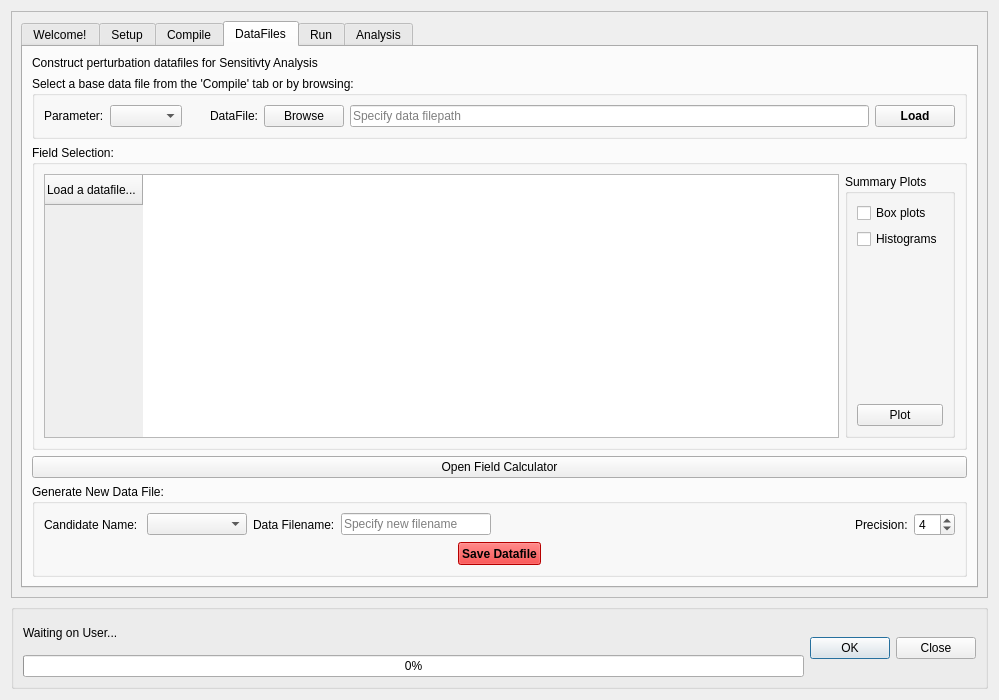
This is canflood/sensi/sensi.ui in NRCan/CanFlood as Qt 5 draws it before an edit. The edited form follows.
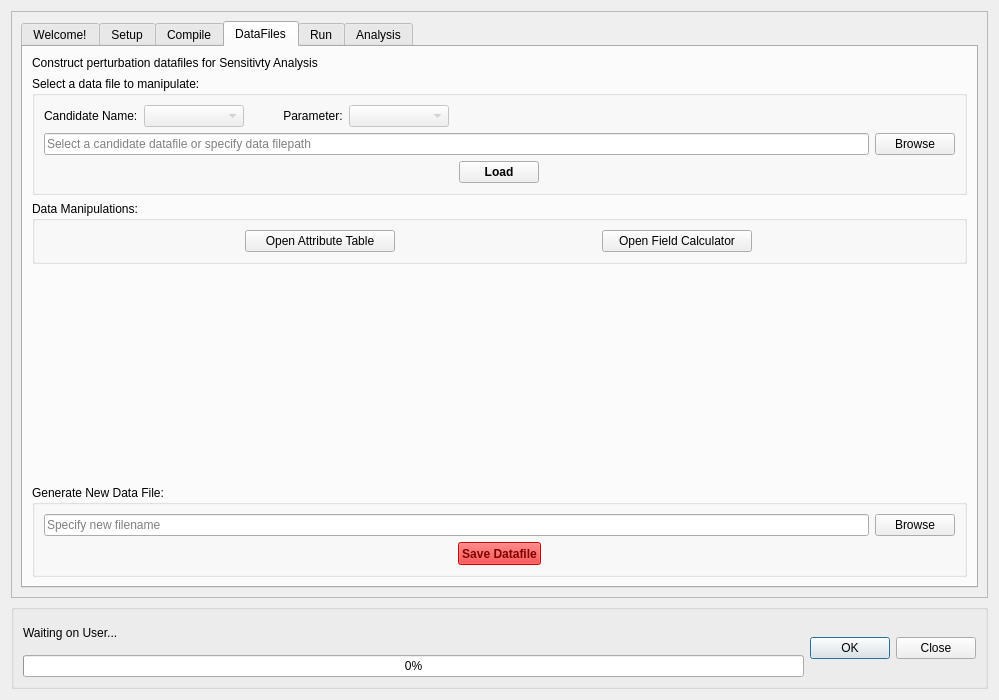
This is the edited form. Icons and pictures are not drawn.

Commit message: sensi ui finishes

Patch:
```diff
--- a/canflood/sensi/sensi.ui
+++ b/canflood/sensi/sensi.ui
@@ -64,7 +64,7 @@
         <x>0</x>
         <y>0</y>
         <width>979</width>
-        <height>593</height>
+        <height>590</height>
        </rect>
       </property>
       <property name="sizePolicy">
@@ -717,57 +717,85 @@
            <item>
             <widget class="QGroupBox" name="groupBox_3">
              <property name="title">
-              <string>Select a base data file from the 'Compile' tab or by browsing:</string>
+              <string>Select a data file to manipulate:</string>
              </property>
-             <layout class="QHBoxLayout" name="horizontalLayout">
+             <layout class="QVBoxLayout" name="verticalLayout_2">
               <item>
-               <widget class="QLabel" name="label_13">
-                <property name="text">
-                 <string>Parameter:</string>
-                </property>
-               </widget>
+               <layout class="QHBoxLayout" name="horizontalLayout_13">
+                <item>
+                 <widget class="QLabel" name="label_10">
+                  <property name="text">
+                   <string>Candidate Name:</string>
+                  </property>
+                 </widget>
+                </item>
+                <item>
+                 <widget class="QComboBox" name="comboBox_DF_candName">
+                  <property name="enabled">
+                   <bool>false</bool>
+                  </property>
+                  <property name="minimumSize">
+                   <size>
+                    <width>100</width>
+                    <height>0</height>
+                   </size>
+                  </property>
+                 </widget>
+                </item>
+                <item>
+                 <widget class="QLabel" name="label_13">
+                  <property name="text">
+                   <string>          Parameter:</string>
+                  </property>
+                 </widget>
+                </item>
+                <item>
+                 <widget class="QComboBox" name="comboBox_DF_par">
+                  <property name="enabled">
+                   <bool>false</bool>
+                  </property>
+                  <property name="minimumSize">
+                   <size>
+                    <width>100</width>
+                    <height>0</height>
+                   </size>
+                  </property>
+                 </widget>
+                </item>
+                <item>
+                 <spacer name="horizontalSpacer_10">
+                  <property name="orientation">
+                   <enum>Qt::Horizontal</enum>
+                  </property>
+                  <property name="sizeHint" stdset="0">
+                   <size>
+                    <width>40</width>
+                    <height>20</height>
+                   </size>
+                  </property>
+                 </spacer>
+                </item>
+               </layout>
               </item>
               <item>
-               <widget class="QComboBox" name="comboBox_DF_par">
-                <property name="minimumSize">
-                 <size>
-                  <width>70</width>
-                  <height>0</height>
-                 </size>
-                </property>
-               </widget>
+               <layout class="QHBoxLayout" name="horizontalLayout_12">
+                <item>
+                 <widget class="QLineEdit" name="lineEdit_DF_fp">
+                  <property name="placeholderText">
+                   <string>Select a candidate datafile or specify data filepath</string>
+                  </property>
+                 </widget>
+                </item>
+                <item>
+                 <widget class="QPushButton" name="pushButton_DF_browse">
+                  <property name="text">
+                   <string>Browse</string>
+                  </property>
+                 </widget>
+                </item>
+               </layout>
               </item>
-              <item>
-               <widget class="QLabel" name="label_16">
-                <property name="minimumSize">
-                 <size>
-                  <width>70</width>
-                  <height>0</height>
-                 </size>
-                </property>
-                <property name="text">
-                 <string>DataFile:</string>
-                </property>
-                <property name="alignment">
-                 <set>Qt::AlignRight|Qt::AlignTrailing|Qt::AlignVCenter</set>
-                </property>
-               </widget>
-              </item>
-              <item>
-               <widget class="QPushButton" name="pushButton_DF_browse">
-                <property name="text">
-                 <string>Browse</string>
-                </property>
-               </widget>
-              </item>
-              <item>
-               <widget class="QLineEdit" name="lineEdit_DF_fp">
-                <property name="placeholderText">
-                 <string>Specify data filepath</string>
-                </property>
-               </widget>
-              </item>
-              <item>
+              <item alignment="Qt::AlignHCenter">
                <widget class="QPushButton" name="pushButton_DF_load">
                 <property name="font">
                  <font>
@@ -786,100 +814,50 @@
            <item>
             <widget class="QGroupBox" name="groupBox_2">
              <property name="title">
-              <string>Field Selection:</string>
+              <string>Data Manipulations:</string>
              </property>
              <layout class="QHBoxLayout" name="horizontalLayout_3">
               <item>
-               <widget class="QTableWidget" name="tableWidget_DF">
-                <property name="layoutDirection">
-                 <enum>Qt::LeftToRight</enum>
+               <widget class="QPushButton" name="pushButton_DF_attTable">
+                <property name="maximumSize">
+                 <size>
+                  <width>150</width>
+                  <height>16777215</height>
+                 </size>
                 </property>
-                <property name="alternatingRowColors">
-                 <bool>true</bool>
+                <property name="text">
+                 <string>Open Attribute Table</string>
                 </property>
-                <property name="selectionMode">
-                 <enum>QAbstractItemView::SingleSelection</enum>
-                </property>
-                <property name="selectionBehavior">
-                 <enum>QAbstractItemView::SelectColumns</enum>
-                </property>
-                <property name="sortingEnabled">
-                 <bool>true</bool>
-                </property>
-                <property name="wordWrap">
-                 <bool>false</bool>
-                </property>
-                <attribute name="horizontalHeaderCascadingSectionResizes">
-                 <bool>false</bool>
-                </attribute>
-                <attribute name="horizontalHeaderDefaultSectionSize">
-                 <number>75</number>
-                </attribute>
-                <attribute name="horizontalHeaderMinimumSectionSize">
-                 <number>35</number>
-                </attribute>
-                <attribute name="horizontalHeaderStretchLastSection">
-                 <bool>true</bool>
-                </attribute>
-                <row>
-                 <property name="text">
-                  <string>Load a datafile...</string>
-                 </property>
-                </row>
                </widget>
               </item>
               <item>
-               <widget class="QGroupBox" name="groupBox_7">
-                <property name="title">
-                 <string>Summary Plots</string>
+               <widget class="QPushButton" name="pushButton_DF_apply">
+                <property name="maximumSize">
+                 <size>
+                  <width>150</width>
+                  <height>16777215</height>
+                 </size>
                 </property>
-                <layout class="QVBoxLayout" name="verticalLayout_2">
-                 <item>
-                  <widget class="QCheckBox" name="checkBox_ras_pBox">
-                   <property name="text">
-                    <string>Box plots</string>
-                   </property>
-                  </widget>
-                 </item>
-                 <item>
-                  <widget class="QCheckBox" name="checkBox_ras_pHist">
-                   <property name="text">
-                    <string>Histograms</string>
-                   </property>
-                  </widget>
-                 </item>
-                 <item>
-                  <spacer name="verticalSpacer_6">
-                   <property name="orientation">
-                    <enum>Qt::Vertical</enum>
-                   </property>
-                   <property name="sizeHint" stdset="0">
-                    <size>
-                     <width>20</width>
-                     <height>40</height>
-                    </size>
-                   </property>
-                  </spacer>
-                 </item>
-                 <item>
-                  <widget class="QPushButton" name="pushButton_DF_plot">
-                   <property name="text">
-                    <string>Plot</string>
-                   </property>
-                  </widget>
-                 </item>
-                </layout>
+                <property name="text">
+                 <string>Open Field Calculator</string>
+                </property>
                </widget>
               </item>
              </layout>
             </widget>
            </item>
            <item>
-            <widget class="QPushButton" name="pushButton_DF_apply">
-             <property name="text">
-              <string>Open Field Calculator</string>
+            <spacer name="verticalSpacer">
+             <property name="orientation">
+              <enum>Qt::Vertical</enum>
              </property>
-            </widget>
+             <property name="sizeHint" stdset="0">
+              <size>
+               <width>20</width>
+               <height>40</height>
+              </size>
+             </property>
+            </spacer>
            </item>
            <item>
             <widget class="QGroupBox" name="groupBox_12">
@@ -890,40 +868,16 @@
               <item>
                <layout class="QHBoxLayout" name="horizontalLayout_23">
                 <item>
-                 <widget class="QLabel" name="label_4">
-                  <property name="sizePolicy">
-                   <sizepolicy hsizetype="Fixed" vsizetype="Preferred">
-                    <horstretch>0</horstretch>
-                    <verstretch>0</verstretch>
-                   </sizepolicy>
-                  </property>
-                  <property name="text">
-                   <string>Candidate Name: </string>
-                  </property>
-                 </widget>
-                </item>
-                <item>
-                 <widget class="QComboBox" name="comboBox">
+                 <widget class="QLineEdit" name="linEdit_DF_new_fp">
                   <property name="minimumSize">
                    <size>
-                    <width>100</width>
+                    <width>200</width>
                     <height>0</height>
                    </size>
                   </property>
-                 </widget>
-                </item>
-                <item>
-                 <widget class="QLabel" name="label">
-                  <property name="text">
-                   <string>Data Filename:</string>
-                  </property>
-                 </widget>
-                </item>
-                <item>
-                 <widget class="QLineEdit" name="linEdit_ScenTag_2">
                   <property name="maximumSize">
                    <size>
-                    <width>150</width>
+                    <width>9999999</width>
                     <height>16777215</height>
                    </size>
                   </property>
@@ -936,54 +890,19 @@
                  </widget>
                 </item>
                 <item>
-                 <spacer name="horizontalSpacer_4">
-                  <property name="orientation">
-                   <enum>Qt::Horizontal</enum>
-                  </property>
-                  <property name="sizeHint" stdset="0">
-                   <size>
-                    <width>40</width>
-                    <height>20</height>
-                   </size>
-                  </property>
-                 </spacer>
-                </item>
-                <item>
-                 <widget class="QLabel" name="label_10">
-                  <property name="sizePolicy">
-                   <sizepolicy hsizetype="Fixed" vsizetype="Preferred">
-                    <horstretch>0</horstretch>
-                    <verstretch>0</verstretch>
-                   </sizepolicy>
-                  </property>
+                 <widget class="QPushButton" name="pushButton_DF_browse2">
                   <property name="text">
-                   <string>Precision:</string>
-                  </property>
-                 </widget>
-                </item>
-                <item>
-                 <widget class="QSpinBox" name="spinBox_s_prec_2">
-                  <property name="maximumSize">
-                   <size>
-                    <width>50</width>
-                    <height>16777215</height>
-                   </size>
-                  </property>
-                  <property name="toolTip">
-                   <string>float precision for calculations</string>
-                  </property>
-                  <property name="minimum">
-                   <number>1</number>
-                  </property>
-                  <property name="value">
-                   <number>4</number>
+                   <string>Browse</string>
                   </property>
                  </widget>
                 </item>
                </layout>
               </item>
               <item alignment="Qt::AlignHCenter">
-               <widget class="QPushButton" name="pushButton_generate_2">
+               <widget class="QPushButton" name="pushButton_DF_save">
+                <property name="enabled">
+                 <bool>false</bool>
+                </property>
                 <property name="sizePolicy">
                  <sizepolicy hsizetype="Fixed" vsizetype="Minimum">
                   <horstretch>0</horstretch>
```
Left out of the diff: 16 changed lines with no effect on the pictures. The commit also changes 9 other files.
